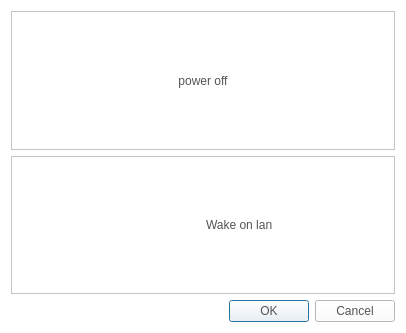
First picture: the form in CaX/dialog/poweroffdialog.ui, repository fsest4u/CaX_03, before the edit.
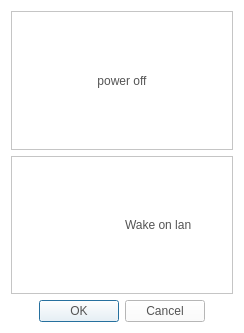
Second picture: the form after the edit. Icons and pictures are not drawn.

Commit message: [design] - apply to design for dialog button - group play - mute icon - cd rip - left / right icon - browser - folder icon - option menu - play now / clear / next / last

Patch:
```diff
--- a/CaX/dialog/poweroffdialog.ui
+++ b/CaX/dialog/poweroffdialog.ui
@@ -6,7 +6,7 @@
    <rect>
     <x>0</x>
     <y>0</y>
-    <width>406</width>
+    <width>244</width>
     <height>333</height>
    </rect>
   </property>
@@ -94,12 +94,30 @@
    </item>
    <item row="2" column="0">
     <widget class="QDialogButtonBox" name="buttonBox">
+     <property name="styleSheet">
+      <string notr="true">QPushButton
+{
+  border-image: url(&quot;:/resource/audiocd-popup-btn110-ok-n@3x.png&quot;);
+width: 110px;
+color: rgb(84, 84, 84)
+}
+
+QPushButton:hover
+{
+  border-image: url(&quot;:/resource/audiocd-popup-btn110-ok-h@3x.png&quot;);
+width: 110px;
+color: rgb(255, 255, 255)
+}</string>
+     </property>
      <property name="orientation">
       <enum>Qt::Horizontal</enum>
      </property>
      <property name="standardButtons">
       <set>QDialogButtonBox::Cancel|QDialogButtonBox::Ok</set>
      </property>
+     <property name="centerButtons">
+      <bool>true</bool>
+     </property>
     </widget>
    </item>
   </layout>
```
Left out of the diff: 4 changed lines with no effect on the pictures. The commit also changes 17 other files.
